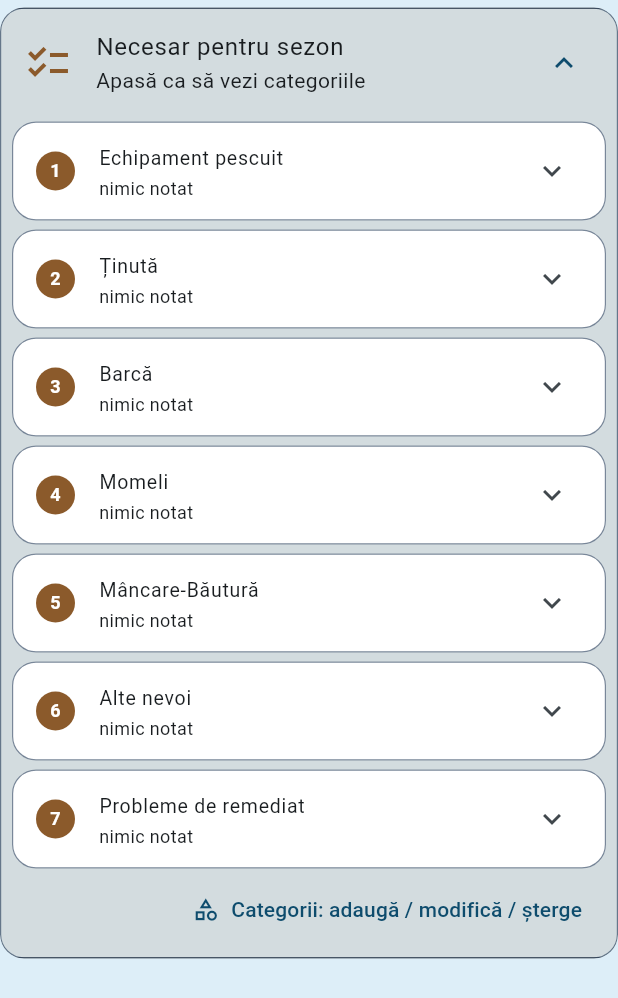
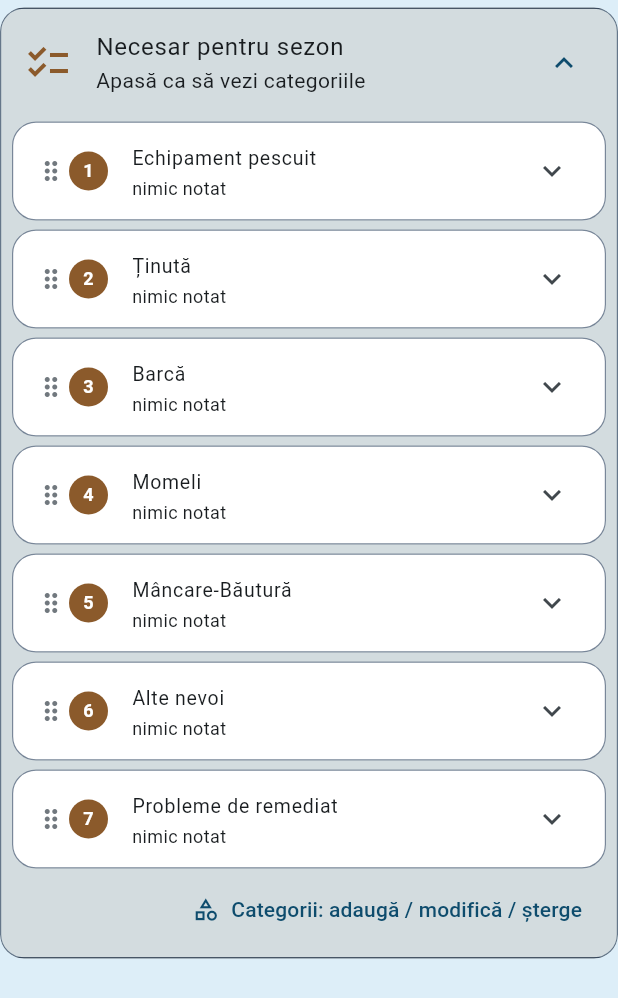
Before and after one commit to kappado2000/pescar-delta, a Flutter app: the _NeedsCard widget shown alone on an empty page, opened directly with empty values, after a tap on "Necesar pentru sezon", on a phone screen of 412 x 824 dp. Shown: the top 998 px of the screen. Run offline on Flutter 3.47's test engine with Material 3 defaults, Android fonts, the phone set to English and light mode, and no system bars; our stand-ins replace file_picker, fl_chart, flutter_map, flutter_secure_storage, geolocator, hive_flutter and 7 more; missing offline and left inert: dart:js_interop; accounts and stored records are empty; network calls fail.

Commit message:
Necesar: ordinea cardurilor categoriilor se schimbă trăgând de mâner
Co-Authored-By: Claude Opus 5.5 <noreply@anthropic.com>

```diff
--- a/lib/screens/season_detail_screen.dart
+++ b/lib/screens/season_detail_screen.dart
@@ -514,8 +514,16 @@ class _NeedsCard extends StatelessWidget {
         ),
         childrenPadding: const EdgeInsets.fromLTRB(8, 0, 8, 8),
         children: [
-          for (final (i, c) in cats.indexed)
-            Builder(
+          ReorderableListView.builder(
+            shrinkWrap: true,
+            physics: const NeverScrollableScrollPhysics(),
+            buildDefaultDragHandles: false,
+            itemCount: cats.length,
+            onReorderItem: store.reorderNeedCategory,
+            itemBuilder: (context, i) {
+              final c = cats[i];
+              return Builder(
+                key: ValueKey(c.id),
                 builder: (context) {
                   final list = filled(c);
                   final catDone = list.where((x) => x.done).length;
@@ -523,7 +531,18 @@ class _NeedsCard extends StatelessWidget {
                     margin: const EdgeInsets.symmetric(vertical: 3),
                     child: ExpansionTile(
                       dense: true,
-                    leading: CircleAvatar(
+                      leading: ReorderableDragStartListener(
+                        index: i,
+                        child: Row(
+                          mainAxisSize: MainAxisSize.min,
+                          children: [
+                            Icon(
+                              Icons.drag_indicator,
+                              size: 20,
+                              color: Theme.of(context).colorScheme.outline,
+                            ),
+                            const SizedBox(width: 2),
+                            CircleAvatar(
                               radius: 13,
                               backgroundColor: needsColor(context),
                               child: Text(
@@ -533,6 +552,9 @@ class _NeedsCard extends StatelessWidget {
                                   fontWeight: FontWeight.bold,
                                   color: needsOnColor(context),
                                 ),
+                              ),
+                            ),
+                          ],
                         ),
                       ),
                       title: Text(c.label),
@@ -581,7 +603,8 @@ class _NeedsCard extends StatelessWidget {
                                 dense: true,
                                 visualDensity: VisualDensity.compact,
                                 value: item.done,
-                              controlAffinity: ListTileControlAffinity.trailing,
+                                controlAffinity:
+                                    ListTileControlAffinity.trailing,
                                 secondary: ReorderableDragStartListener(
                                   index: n,
                                   child: Row(
@@ -634,6 +657,8 @@ class _NeedsCard extends StatelessWidget {
                         ),
                       ],
                     ),
+                  );
+                },
               );
             },
           ),
```
Lines whose indentation alone changed are shown as unchanged.
